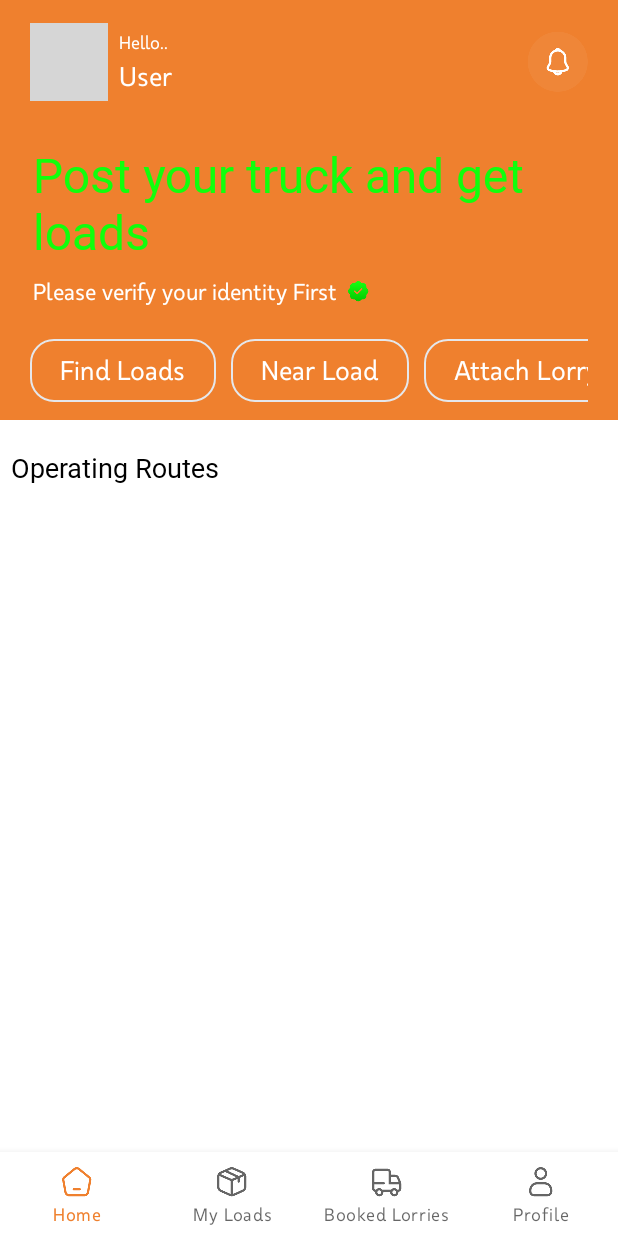
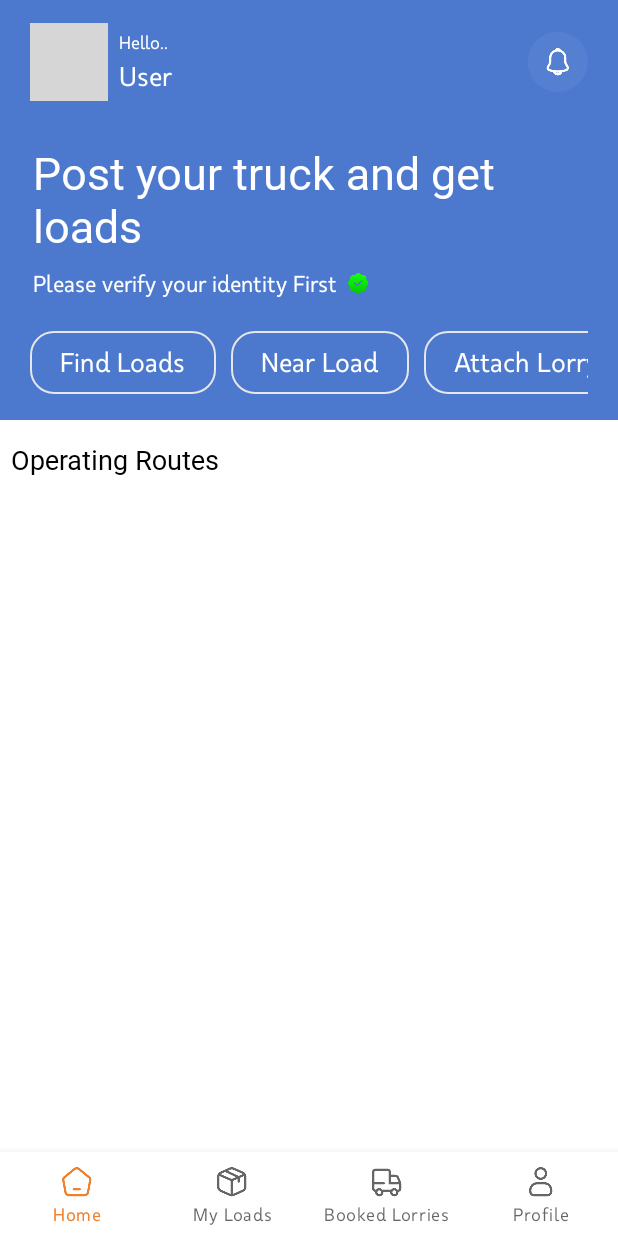
Before and after one commit to Vasanthdev2004/truck-lorry-app, an Android app: the HomeFragment screen opened directly, with no data from a screen before it, on a phone screen of 412 x 824 dp. Run offline under Robolectric (Android 15) with nearby library versions, the phone set to English and light mode, and no system bars; our stand-ins replace ButterKnife; libraries missing offline, so code that uses them is left out: com.tbuonomo.viewpagerdotsindicator; pictures from the network do not load; grey boxes are pictures that could not be loaded.

Commit message:
home page color added

```diff
--- a/app/src/main/res/layout/fragment_home.xml
+++ b/app/src/main/res/layout/fragment_home.xml
@@ -10,7 +10,7 @@
     <LinearLayout
         android:layout_width="match_parent"
         android:layout_height="280dp"
-        android:background="@drawable/gradient"
+        android:background="#4C79CE"
         android:orientation="vertical"
         android:padding="20dp" />
 
@@ -77,7 +77,7 @@
             android:layout_height="5dp" />
     </LinearLayout>
 
-    <androidx.swiperefreshlayout.widget.SwipeRefreshLayout xmlns:android="http://schemas.android.com/apk/res/android"
+    <androidx.swiperefreshlayout.widget.SwipeRefreshLayout
         android:id="@+id/pullToRefresh"
         android:layout_width="match_parent"
         android:layout_height="match_parent"
@@ -108,8 +108,8 @@
                         android:layout_height="wrap_content"
                         android:padding="2dp"
                         android:text="@string/post_your_truck_and_get_loads"
-                        android:textColor="#11FF0C"
-                        android:textSize="32dp" />
+                        android:textColor="#FFFFFF"
+                        android:textSize="30dp" />
 
                     <View
                         android:layout_width="match_parent"
```
